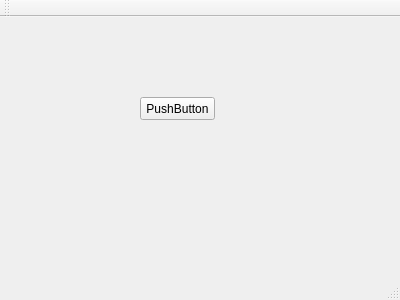
Old version of the form mainwindow.ui in the repository SheepAndWolf/qtGSM.
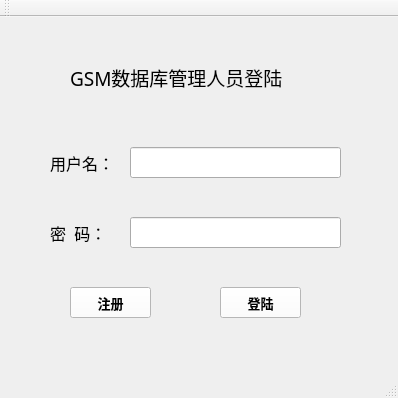
New version of the form.

```diff
--- a/mainwindow.ui
+++ b/mainwindow.ui
@@ -6,25 +6,149 @@
    <rect>
     <x>0</x>
     <y>0</y>
-    <width>400</width>
-    <height>300</height>
+    <width>398</width>
+    <height>398</height>
    </rect>
   </property>
   <property name="windowTitle">
    <string>MainWindow</string>
   </property>
   <widget class="QWidget" name="centralWidget">
-   <widget class="QPushButton" name="pushButton">
+   <widget class="QLabel" name="label">
     <property name="geometry">
      <rect>
-      <x>140</x>
-      <y>80</y>
-      <width>75</width>
-      <height>23</height>
+      <x>70</x>
+      <y>50</y>
+      <width>261</width>
+      <height>21</height>
      </rect>
     </property>
+    <property name="font">
+     <font>
+      <family>黑体</family>
+      <pointsize>14</pointsize>
+     </font>
+    </property>
     <property name="text">
-     <string>PushButton</string>
+     <string>GSM数据库管理人员登陆</string>
+    </property>
+   </widget>
+   <widget class="QLabel" name="Password">
+    <property name="geometry">
+     <rect>
+      <x>50</x>
+      <y>200</y>
+      <width>81</width>
+      <height>31</height>
+     </rect>
+    </property>
+    <property name="font">
+     <font>
+      <family>黑体</family>
+      <pointsize>12</pointsize>
+     </font>
+    </property>
+    <property name="text">
+     <string>密  码：</string>
+    </property>
+   </widget>
+   <widget class="QLineEdit" name="UserEdit">
+    <property name="geometry">
+     <rect>
+      <x>130</x>
+      <y>130</y>
+      <width>211</width>
+      <height>31</height>
+     </rect>
+    </property>
+    <property name="font">
+     <font>
+      <family>黑体</family>
+      <pointsize>12</pointsize>
+     </font>
+    </property>
+   </widget>
+   <widget class="QLineEdit" name="PassEdit">
+    <property name="geometry">
+     <rect>
+      <x>130</x>
+      <y>200</y>
+      <width>211</width>
+      <height>31</height>
+     </rect>
+    </property>
+    <property name="font">
+     <font>
+      <family>黑体</family>
+      <pointsize>10</pointsize>
+     </font>
+    </property>
+   </widget>
+   <widget class="QLabel" name="User">
+    <property name="geometry">
+     <rect>
+      <x>50</x>
+      <y>130</y>
+      <width>81</width>
+      <height>31</height>
+     </rect>
+    </property>
+    <property name="font">
+     <font>
+      <family>黑体</family>
+      <pointsize>12</pointsize>
+     </font>
+    </property>
+    <property name="text">
+     <string>用户名：</string>
+    </property>
+   </widget>
+   <widget class="QPushButton" name="registing">
+    <property name="geometry">
+     <rect>
+      <x>70</x>
+      <y>270</y>
+      <width>81</width>
+      <height>31</height>
+     </rect>
+    </property>
+    <property name="font">
+     <font>
+      <family>黑体</family>
+      <pointsize>10</pointsize>
+      <weight>75</weight>
+      <bold>true</bold>
+     </font>
+    </property>
+    <property name="styleSheet">
+     <string notr="true">background-color: rgb(255, 255, 255);</string>
+    </property>
+    <property name="text">
+     <string>注册</string>
+    </property>
+   </widget>
+   <widget class="QPushButton" name="signin">
+    <property name="geometry">
+     <rect>
+      <x>220</x>
+      <y>270</y>
+      <width>81</width>
+      <height>31</height>
+     </rect>
+    </property>
+    <property name="font">
+     <font>
+      <family>黑体</family>
+      <pointsize>10</pointsize>
+      <weight>75</weight>
+      <bold>true</bold>
+     </font>
+    </property>
+    <property name="styleSheet">
+     <string notr="true">background-color: rgb(255, 255, 255);</string>
+    </property>
+    <property name="text">
+     <string>登陆</string>
     </property>
    </widget>
   </widget>
```
Left out of the diff: 4 changed lines with no effect on the pictures.
